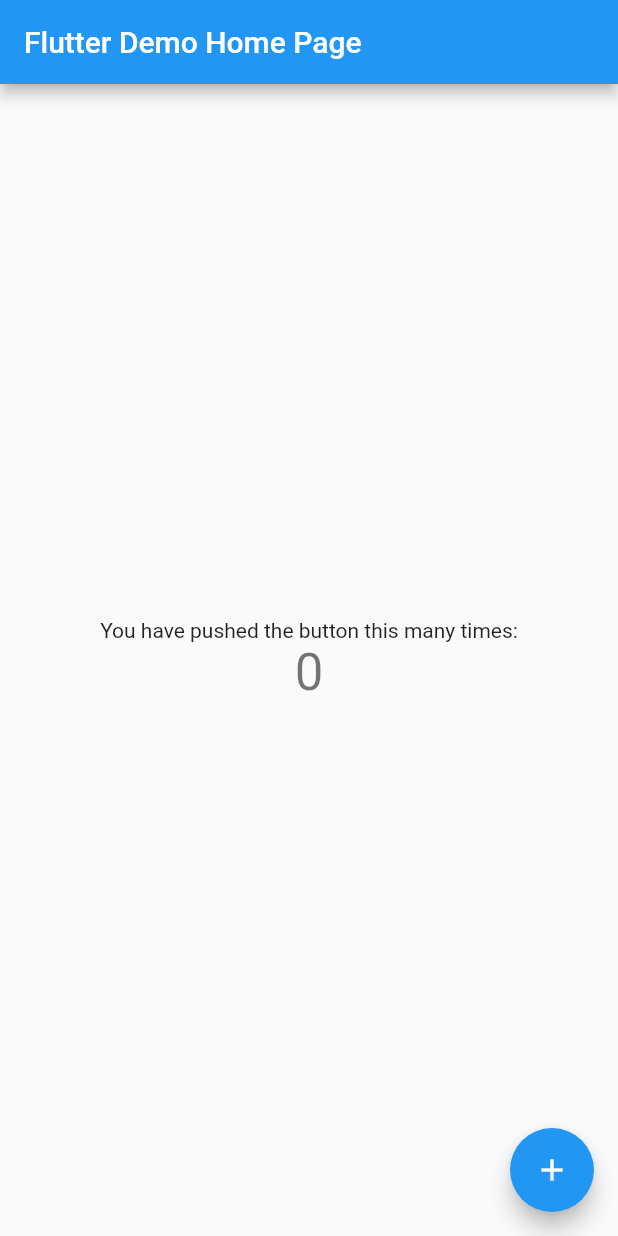
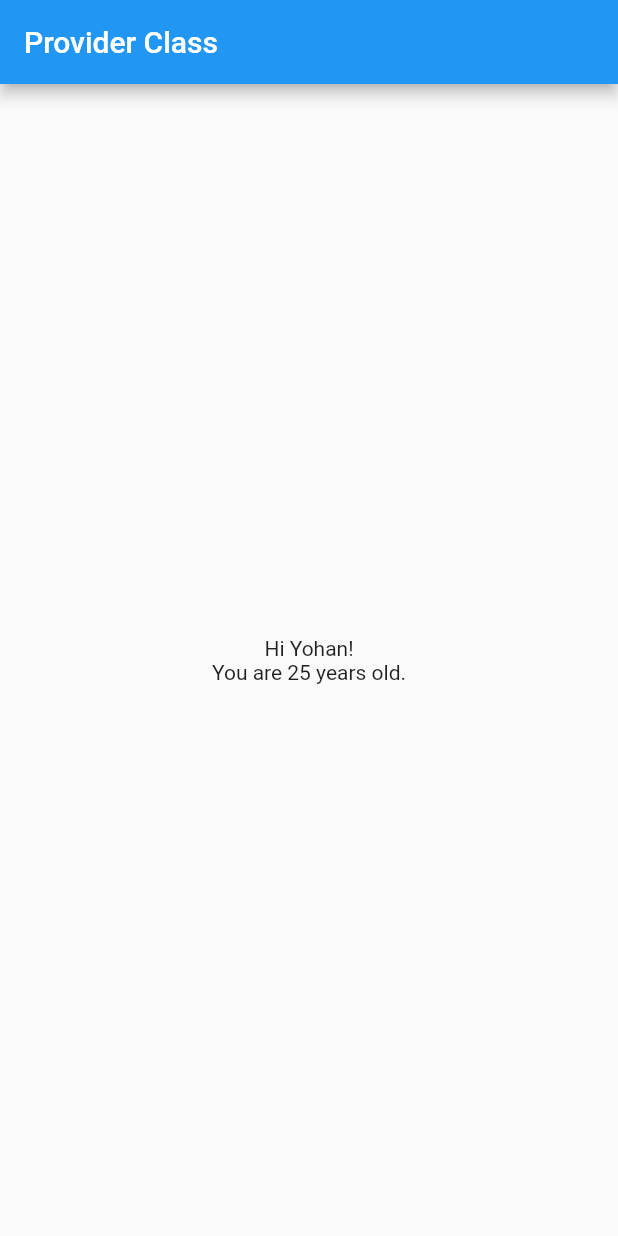
Before and after one commit to Anik7303/using-provider-flutter, a Flutter app: the screen it shows after launch, on a phone screen of 412 x 824 dp. Run offline on Flutter 3.47's test engine with Material 2 defaults, Android fonts, the phone set to English and light mode, and no system bars.

Commit message:
basic provider with read functionality

```diff
--- a/lib/main.dart
+++ b/lib/main.dart
@@ -1,113 +1,45 @@
 import 'package:flutter/material.dart';
+import 'package:provider/provider.dart';
+
+class Person {
+  final String name;
+  final int age;
+
+  Person({this.name, this.age});
+}
 
 void main() {
-  runApp(MyApp());
+  runApp(
+    Provider(
+      create: (_) => Person(name: 'Yohan', age: 25),
+      child: MyApp(),
+    ),
+  );
 }
 
 class MyApp extends StatelessWidget {
-  // This widget is the root of your application.
   @override
   Widget build(BuildContext context) {
     return MaterialApp(
-      title: 'Flutter Demo',
-      theme: ThemeData(
-        // This is the theme of your application.
-        //
-        // Try running your application with "flutter run". You'll see the
-        // application has a blue toolbar. Then, without quitting the app, try
-        // changing the primarySwatch below to Colors.green and then invoke
-        // "hot reload" (press "r" in the console where you ran "flutter run",
-        // or simply save your changes to "hot reload" in a Flutter IDE).
-        // Notice that the counter didn't reset back to zero; the application
-        // is not restarted.
-        primarySwatch: Colors.blue,
-      ),
-      home: MyHomePage(title: 'Flutter Demo Home Page'),
+      home: MyHomePage(),
     );
   }
 }
 
-class MyHomePage extends StatefulWidget {
-  MyHomePage({Key key, this.title}) : super(key: key);
-
-  // This widget is the home page of your application. It is stateful, meaning
-  // that it has a State object (defined below) that contains fields that affect
-  // how it looks.
-
-  // This class is the configuration for the state. It holds the values (in this
-  // case the title) provided by the parent (in this case the App widget) and
-  // used by the build method of the State. Fields in a Widget subclass are
-  // always marked "final".
-
-  final String title;
-
-  @override
-  _MyHomePageState createState() => _MyHomePageState();
-}
-
-class _MyHomePageState extends State<MyHomePage> {
-  int _counter = 0;
-
-  void _incrementCounter() {
-    setState(() {
-      // This call to setState tells the Flutter framework that something has
-      // changed in this State, which causes it to rerun the build method below
-      // so that the display can reflect the updated values. If we changed
-      // _counter without calling setState(), then the build method would not be
-      // called again, and so nothing would appear to happen.
-      _counter++;
-    });
-  }
-
+class MyHomePage extends StatelessWidget {
+  MyHomePage({Key key}) : super(key: key);
   @override
   Widget build(BuildContext context) {
-    // This method is rerun every time setState is called, for instance as done
-    // by the _incrementCounter method above.
-    //
-    // The Flutter framework has been optimized to make rerunning build methods
-    // fast, so that you can just rebuild anything that needs updating rather
-    // than having to individually change instances of widgets.
     return Scaffold(
       appBar: AppBar(
-        // Here we take the value from the MyHomePage object that was created by
-        // the App.build method, and use it to set our appbar title.
-        title: Text(widget.title),
+        title: Text('Provider Class'),
       ),
       body: Center(
-        // Center is a layout widget. It takes a single child and positions it
-        // in the middle of the parent.
-        child: Column(
-          // Column is also a layout widget. It takes a list of children and
-          // arranges them vertically. By default, it sizes itself to fit its
-          // children horizontally, and tries to be as tall as its parent.
-          //
-          // Invoke "debug painting" (press "p" in the console, choose the
-          // "Toggle Debug Paint" action from the Flutter Inspector in Android
-          // Studio, or the "Toggle Debug Paint" command in Visual Studio Code)
-          // to see the wireframe for each widget.
-          //
-          // Column has various properties to control how it sizes itself and
-          // how it positions its children. Here we use mainAxisAlignment to
-          // center the children vertically; the main axis here is the vertical
-          // axis because Columns are vertical (the cross axis would be
-          // horizontal).
-          mainAxisAlignment: MainAxisAlignment.center,
-          children: <Widget>[
-            Text(
-              'You have pushed the button this many times:',
-            ),
-            Text(
-              '$_counter',
-              style: Theme.of(context).textTheme.headline4,
-            ),
-          ],
+        child: Text(
+          'Hi ${context.select((Person p) => p.name)}!\nYou are ${Provider.of<Person>(context).age} years old.',
+          textAlign: TextAlign.center,
         ),
       ),
-      floatingActionButton: FloatingActionButton(
-        onPressed: _incrementCounter,
-        tooltip: 'Increment',
-        child: Icon(Icons.add),
-      ), // This trailing comma makes auto-formatting nicer for build methods.
     );
   }
 }
```
Also changed, not shown: pubspec.yaml (+8 -61 lines), pubspec.lock.
